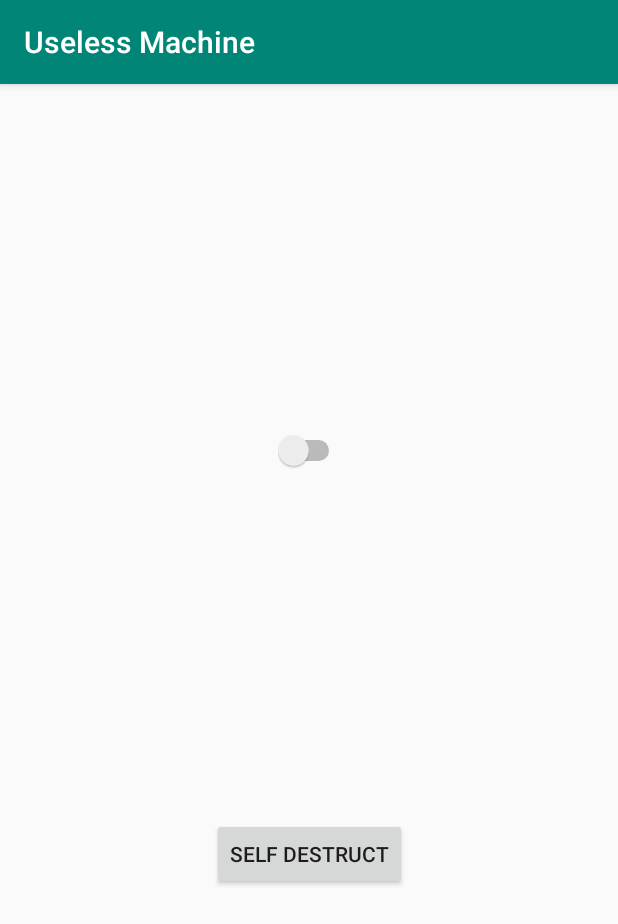
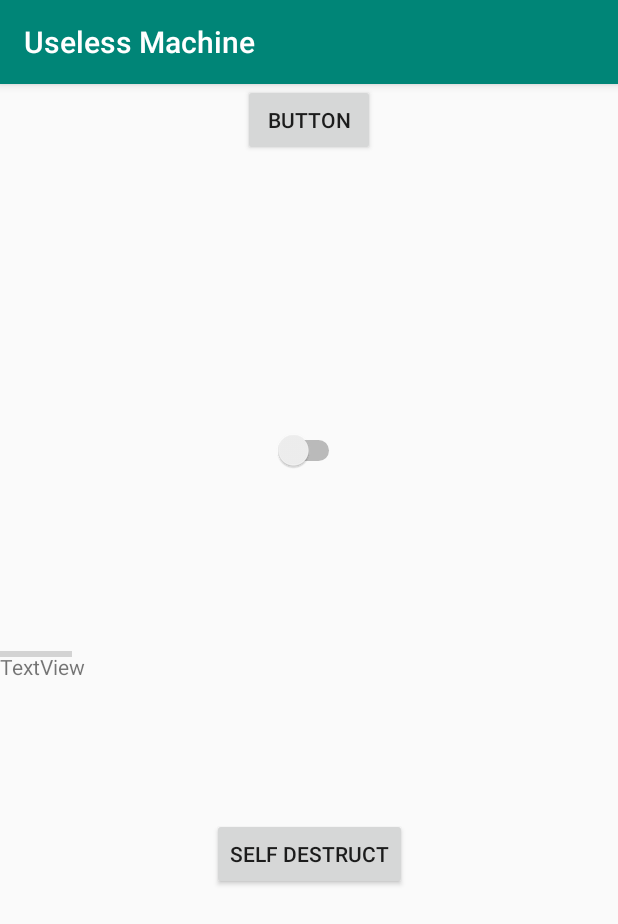
Before and after one commit to KevinnnXuuu/UselessMachine, an Android app: the screen it shows after launch (MainActivity), on a phone screen of 412 x 824 dp. Shown: the top 924 px of the screen. Run offline under Robolectric (Android 15) with nearby library versions, the phone set to English and light mode, and no system bars.

Commit message:
Working on Progress Bar

```diff
--- a/app/src/main/res/layout/activity_main.xml
+++ b/app/src/main/res/layout/activity_main.xml
@@ -28,4 +28,35 @@
         app:layout_constraintStart_toStartOf="parent"
         app:layout_constraintTop_toBottomOf="@+id/switch_useless" />
 
+    <ProgressBar
+        android:id="@+id/progressBar"
+        style="?android:attr/progressBarStyleHorizontal"
+        android:layout_width="wrap_content"
+        android:layout_height="wrap_content"
+        android:layout_marginBottom="8dp"
+        app:layout_constraintBottom_toBottomOf="parent"
+        app:layout_constraintTop_toTopOf="parent"
+        tools:layout_editor_absoluteX="181dp" />
+
+    <TextView
+        android:id="@+id/textView"
+        android:layout_width="wrap_content"
+        android:layout_height="wrap_content"
+        android:layout_marginTop="8dp"
+        android:text="TextView"
+        app:layout_constraintBottom_toBottomOf="parent"
+        app:layout_constraintTop_toTopOf="parent"
+        tools:layout_editor_absoluteX="176dp" />
+
+    <Button
+        android:id="@+id/button"
+        android:layout_width="wrap_content"
+        android:layout_height="wrap_content"
+        android:layout_marginStart="8dp"
+        android:layout_marginEnd="8dp"
+        android:text="Button"
+        app:layout_constraintEnd_toEndOf="parent"
+        app:layout_constraintStart_toStartOf="parent"
+        tools:layout_editor_absoluteY="666dp" />
+
 </androidx.constraintlayout.widget.ConstraintLayout>
```
